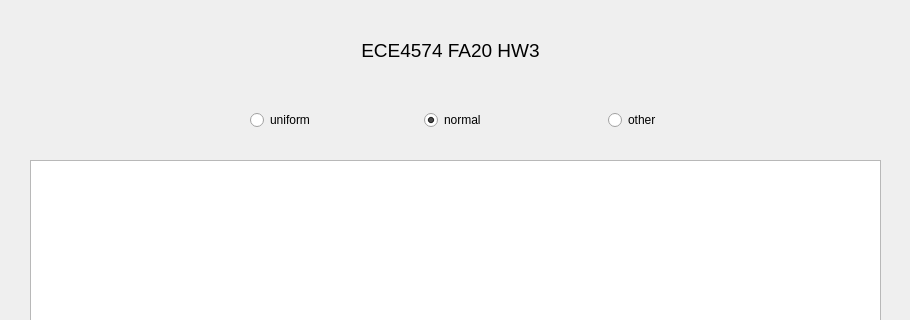
Old version of the form mainwindow.ui in the repository DhairyaSurana/Qt-Distribution; both pictures show x 0 to 910 and y 0 to 320 of the 910 by 661 pixel window.
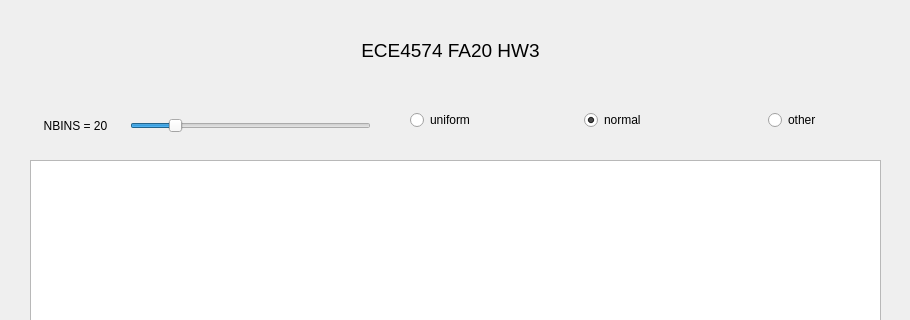
New version of the form. Custom widgets are drawn as their Qt base class.

Commit message: Added slider (program fails for bins under 20)

```diff
--- a/mainwindow.ui
+++ b/mainwindow.ui
@@ -17,7 +17,7 @@
    <widget class="QWidget" name="horizontalLayoutWidget">
     <property name="geometry">
      <rect>
-      <x>250</x>
+      <x>410</x>
       <y>100</y>
       <width>411</width>
       <height>41</height>
@@ -93,6 +93,50 @@
      <set>Qt::AlignCenter</set>
     </property>
    </widget>
+   <widget class="QSlider" name="horizontalSlider">
+    <property name="geometry">
+     <rect>
+      <x>130</x>
+      <y>110</y>
+      <width>241</width>
+      <height>31</height>
+     </rect>
+    </property>
+    <property name="minimum">
+     <number>4</number>
+    </property>
+    <property name="maximum">
+     <number>100</number>
+    </property>
+    <property name="value">
+     <number>20</number>
+    </property>
+    <property name="orientation">
+     <enum>Qt::Horizontal</enum>
+    </property>
+    <property name="tickPosition">
+     <enum>QSlider::NoTicks</enum>
+    </property>
+    <property name="tickInterval">
+     <number>1</number>
+    </property>
+   </widget>
+   <widget class="QLabel" name="bin_num">
+    <property name="geometry">
+     <rect>
+      <x>40</x>
+      <y>110</y>
+      <width>71</width>
+      <height>31</height>
+     </rect>
+    </property>
+    <property name="text">
+     <string>NBINS = 20</string>
+    </property>
+    <property name="alignment">
+     <set>Qt::AlignCenter</set>
+    </property>
+   </widget>
   </widget>
   <widget class="QMenuBar" name="menubar">
    <property name="geometry">
```
The commit also changes 2 other files.
